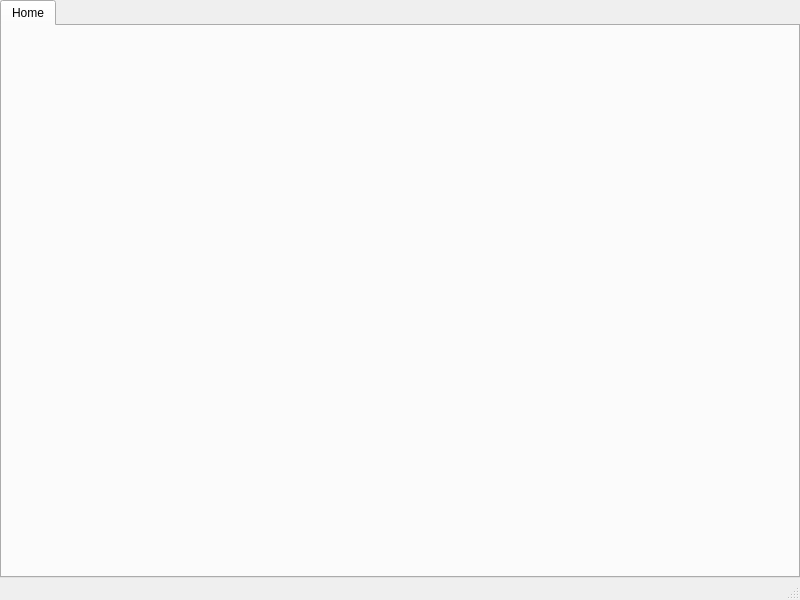
Old version of the form src/anunnaki/resources/main_view.ui in the repository hasanpasha/anunnaki.
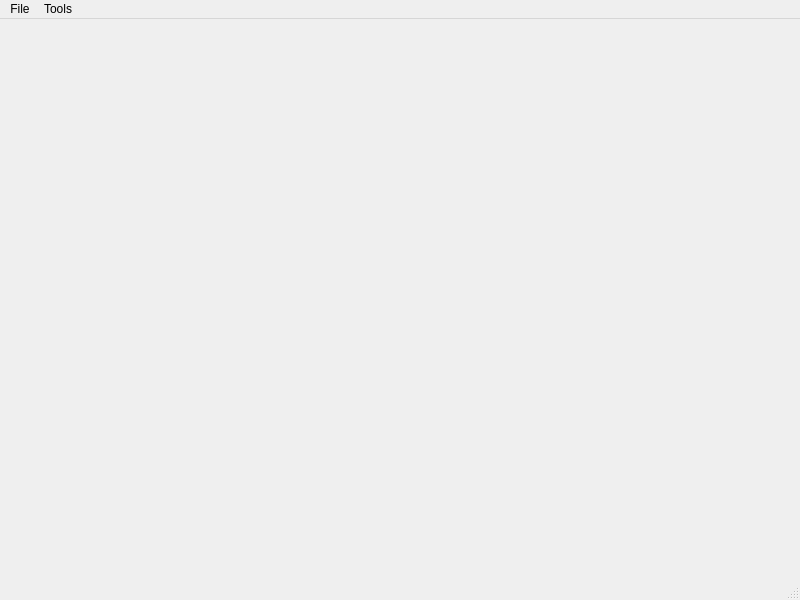
New version of the form. Icons and pictures are not drawn.

Commit message: add actions button to close and view extensions

The edit to the form file:
```diff
--- a/src/anunnaki/resources/main_view.ui
+++ b/src/anunnaki/resources/main_view.ui
@@ -31,11 +31,8 @@
      <number>0</number>
     </property>
     <item>
-     <widget class="QTabWidget" name="main">
-      <widget class="QWidget" name="home" native="true">
-       <attribute name="title">
-        <string>Home</string>
-       </attribute>
+     <widget class="QStackedWidget" name="main">
+      <widget class="QWidget" name="home">
        <layout class="QVBoxLayout" name="verticalLayout">
         <property name="spacing">
          <number>0</number>
@@ -68,6 +65,20 @@
      <height>22</height>
     </rect>
    </property>
+   <widget class="QMenu" name="menuTools">
+    <property name="title">
+     <string>Tools</string>
+    </property>
+    <addaction name="extension_action"/>
+   </widget>
+   <widget class="QMenu" name="menuFile">
+    <property name="title">
+     <string>File</string>
+    </property>
+    <addaction name="quit_action"/>
+   </widget>
+   <addaction name="menuFile"/>
+   <addaction name="menuTools"/>
   </widget>
   <action name="actionExtensions">
    <property name="text">
```
Left out of the diff: 23 changed lines with no effect on the pictures. The commit also changes 5 other files.
